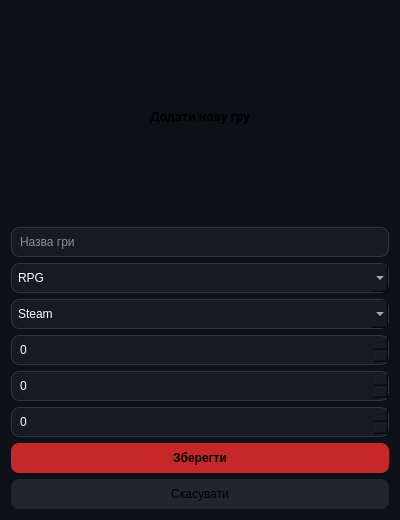
The window that addgamedialog.ui (Zumich-cmd/GameVault) describes before a commit, drawn with Qt 5.
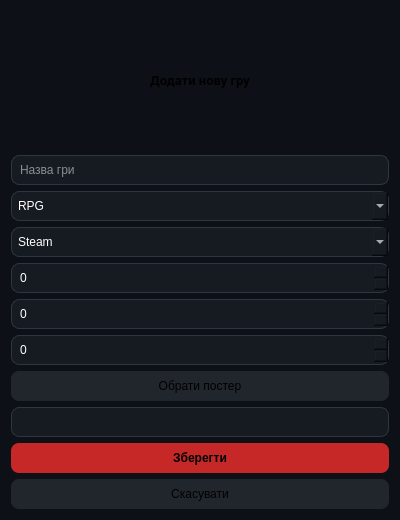
The same window after the commit.

Commit message:
feat: achievements page, settings, poster images, and library UI refresh
- Add achievements page and related flow
- Add settings (theme, language, etc.)
- Allow choosing/attaching game posters
- Rework poster display, library list, and game details panel

The edit to the form file:
```diff
--- a/addgamedialog.ui
+++ b/addgamedialog.ui
@@ -140,6 +140,20 @@
      </property>
     </widget>
    </item>
+   <item>
+    <widget class="QPushButton" name="choosePosterButton">
+     <property name="text">
+      <string>Обрати постер</string>
+     </property>
+    </widget>
+   </item>
+   <item>
+    <widget class="QLineEdit" name="posterPathLineEdit">
+     <property name="readOnly">
+      <bool>true</bool>
+     </property>
+    </widget>
+   </item>
    <item>
     <layout class="QVBoxLayout" name="verticalLayout">
      <item>
```
The commit also changes 15 other files.
